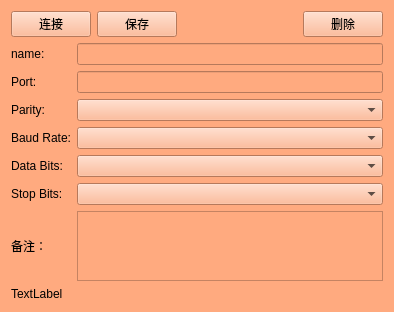
Qt form lz-launcher/Plugins/Coms/Modbus/Device/DeviceCom.ui (yolens/lz-launcher) before a commit.
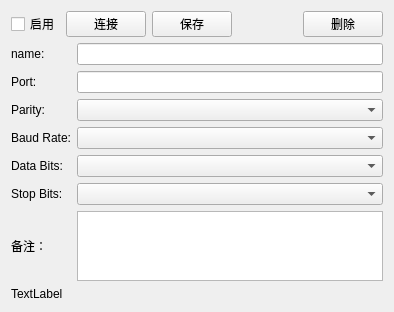
The same form after that commit.

Diff of the .ui file:
```diff
--- a/lz-launcher/Plugins/Coms/Modbus/Device/DeviceCom.ui
+++ b/lz-launcher/Plugins/Coms/Modbus/Device/DeviceCom.ui
@@ -14,7 +14,7 @@
    <string>Form</string>
   </property>
   <property name="styleSheet">
-   <string notr="true">background-color: rgb(255, 170, 127);</string>
+   <string notr="true"/>
   </property>
   <layout class="QGridLayout" name="gridLayout_3">
    <item row="1" column="0" colspan="2">
@@ -104,6 +104,13 @@
    </item>
    <item row="0" column="0" colspan="2">
     <layout class="QHBoxLayout" name="horizontalLayout_7">
+     <item>
+      <widget class="QCheckBox" name="checkBox_enable">
+       <property name="text">
+        <string>启用</string>
+       </property>
+      </widget>
+     </item>
      <item>
       <widget class="QPushButton" name="pushButton_connect">
        <property name="text">
```
